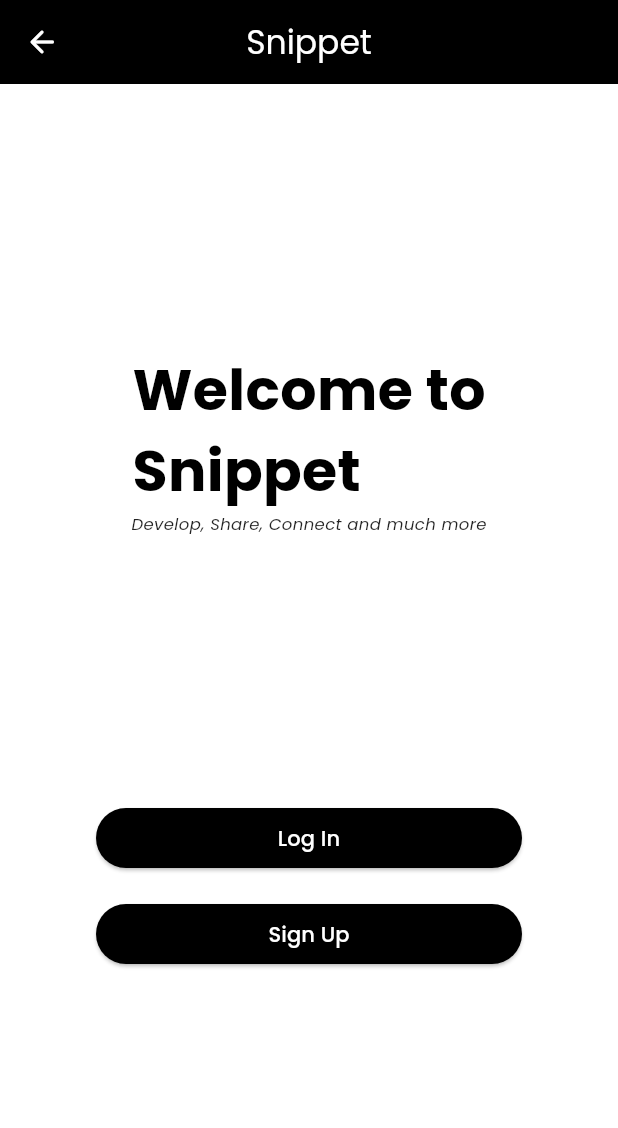
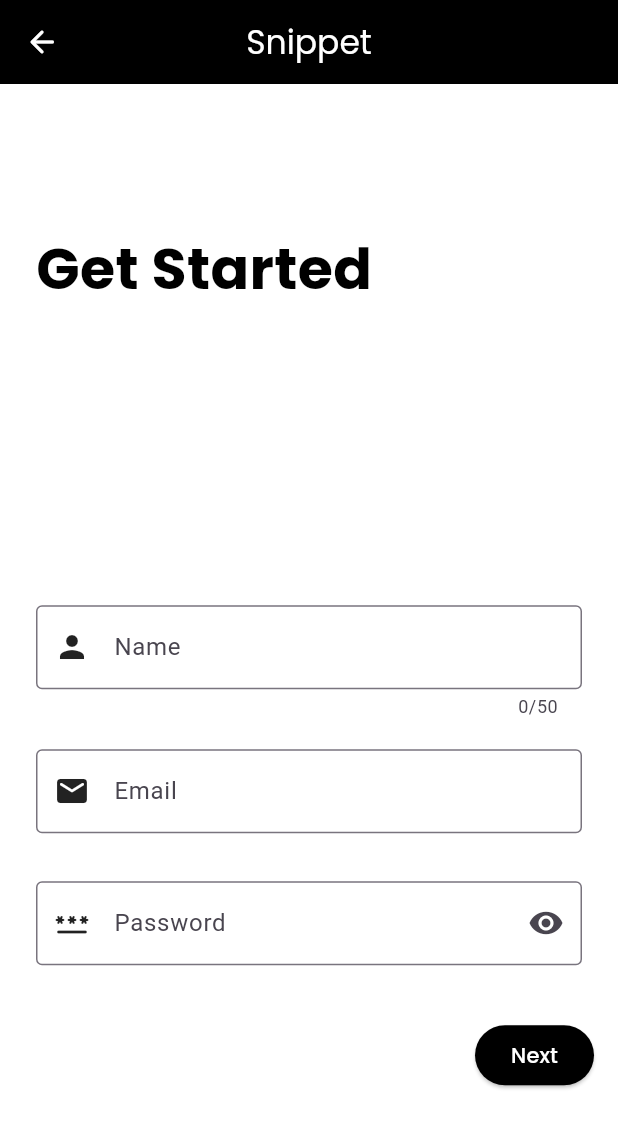
Before and after one commit to code-kartik/snippet, a Flutter app: the screen it shows after launch, after a tap on "Sign Up", on a phone screen of 412 x 824 dp. Shown: the top 1128 px of the screen. Run offline on Flutter 3.47's test engine with Material 3 defaults, Android fonts, the phone set to English and light mode, and no system bars; our stand-ins replace firebase_core, google_fonts; accounts and stored records are empty.

Commit message:
sign up page mobile ui

```diff
--- a/lib/main.dart
+++ b/lib/main.dart
@@ -1,15 +1,24 @@
+import 'dart:async';
+
+import 'package:firebase_core/firebase_core.dart';
 import 'package:flutter/foundation.dart';
 import 'package:flutter/material.dart';
 import 'package:flutter/services.dart';
-import 'package:snippet/mobile/welcome_screen.dart';
-import 'package:snippet/web/welcome_screen.dart';
+import 'package:snippet/firebase_options.dart';
+import 'package:snippet/mobile/pages/sign_up_screen.dart';
+import 'package:snippet/mobile/pages/welcome_screen.dart';
+import 'package:snippet/web/pages/welcome_screen.dart';
 
-void main() {
+Future<void> main() async {
   runApp(const MainApp());
 
   SystemChrome.setSystemUIOverlayStyle(
     const SystemUiOverlayStyle(
         statusBarColor: Colors.black, systemNavigationBarColor: Colors.black),
+  );
+
+  await Firebase.initializeApp(
+    options: DefaultFirebaseOptions.currentPlatform,
   );
 }
 
@@ -18,8 +27,15 @@ class MainApp extends StatelessWidget {
 
   @override
   Widget build(BuildContext context) {
-    return const MaterialApp(
-      home: (kIsWeb) ? WelcomeScreenWeb() : WelcomeScreenMobile(),
+    return MaterialApp(
+      title: (kIsWeb) ? WelcomeScreenWeb.id : WelcomeScreenMobile.id,
+      initialRoute: (kIsWeb) ? WelcomeScreenWeb.id : WelcomeScreenMobile.id,
+      home: (kIsWeb) ? const WelcomeScreenWeb() : const WelcomeScreenMobile(),
+      routes: {
+        WelcomeScreenWeb.id: (context) => const WelcomeScreenWeb(),
+        WelcomeScreenMobile.id: (context) => const WelcomeScreenMobile(),
+        SignUpScreen.id: (context) => const SignUpScreen(),
+      },
     );
   }
 }
--- /dev/null
+++ b/lib/mobile/pages/sign_up_screen.dart
@@ -0,0 +1,153 @@
+import 'package:flutter/material.dart';
+import 'package:flutter/widgets.dart';
+import 'package:google_fonts/google_fonts.dart';
+
+class SignUpScreen extends StatefulWidget {
+  const SignUpScreen({super.key});
+
+  static String id = "SignUpScreenMobile";
+
+  @override
+  State<SignUpScreen> createState() => _SignUpScreenState();
+}
+
+TextEditingController emailController = TextEditingController();
+TextEditingController passwdController = TextEditingController();
+TextEditingController nameController = TextEditingController();
+bool isObscure = true;
+
+class _SignUpScreenState extends State<SignUpScreen> {
+  @override
+  Widget build(BuildContext context) {
+    return Scaffold(
+      appBar: AppBar(
+        backgroundColor: Colors.black,
+        leading: IconButton(
+          icon: const Icon(
+            Icons.arrow_back_rounded,
+            color: Colors.white,
+          ),
+          onPressed: () {
+            Navigator.of(context).pop();
+          },
+        ),
+        centerTitle: true,
+        title: Text(
+          "Snippet",
+          style: GoogleFonts.poppins(color: Colors.white),
+        ),
+      ),
+      backgroundColor: Colors.white,
+      body: Column(
+        mainAxisAlignment: MainAxisAlignment.spaceAround,
+        crossAxisAlignment: CrossAxisAlignment.start,
+        children: <Widget>[
+          Padding(
+            padding: const EdgeInsets.symmetric(horizontal: 24.0),
+            child: Text(
+              "Get Started",
+              textAlign: TextAlign.start,
+              style: GoogleFonts.poppins(
+                color: Colors.black,
+                fontSize: 38,
+                fontWeight: FontWeight.bold,
+              ),
+            ),
+          ),
+          Column(
+            children: <Widget>[
+              Padding(
+                padding:
+                    const EdgeInsets.symmetric(horizontal: 24.0, vertical: 4.0),
+                child: TextField(
+                  maxLength: 50,
+                  controller: nameController,
+                  keyboardType: TextInputType.text,
+                  decoration: const InputDecoration(
+                    prefixIcon: Icon(Icons.person),
+                    prefixIconColor: Colors.black87,
+                    hintStyle: TextStyle(color: Colors.black87),
+                    label: Text("Name"),
+                    border: OutlineInputBorder(
+                      borderRadius: BorderRadius.all(
+                        Radius.circular(4.0),
+                      ),
+                    ),
+                  ),
+                ),
+              ),
+              Padding(
+                padding: const EdgeInsets.symmetric(
+                    horizontal: 24.0, vertical: 16.0),
+                child: TextField(
+                  controller: emailController,
+                  keyboardType: TextInputType.emailAddress,
+                  decoration: const InputDecoration(
+                    hintStyle: TextStyle(color: Colors.black87),
+                    label: Text("Email"),
+                    prefixIcon: Icon(Icons.email_rounded),
+                    prefixIconColor: Colors.black87,
+                    border: OutlineInputBorder(
+                      borderRadius: BorderRadius.all(
+                        Radius.circular(4.0),
+                      ),
+                    ),
+                  ),
+                ),
+              ),
+              Padding(
+                padding: const EdgeInsets.symmetric(
+                    horizontal: 24.0, vertical: 16.0),
+                child: TextField(
+                  controller: passwdController,
+                  obscureText: isObscure,
+                  keyboardType: TextInputType.text,
+                  decoration: InputDecoration(
+                    prefixIcon: const Icon(Icons.password_rounded),
+                    prefixIconColor: Colors.black87,
+                    suffixIcon: IconButton(
+                      onPressed: () {
+                        setState(() {
+                          isObscure = !isObscure;
+                        });
+                      },
+                      icon: isObscure
+                          ? const Icon(Icons.visibility)
+                          : const Icon(Icons.visibility_off),
+                    ),
+                    hintStyle: const TextStyle(color: Colors.black87),
+                    label: const Text("Password"),
+                    border: const OutlineInputBorder(
+                      borderRadius: BorderRadius.all(
+                        Radius.circular(4.0),
+                      ),
+                    ),
+                  ),
+                ),
+              ),
+              const SizedBox(
+                height: 20,
+              ),
+              Padding(
+                padding: const EdgeInsets.symmetric(horizontal: 16.0),
+                child: Align(
+                  alignment: Alignment.bottomRight,
+                  child: ElevatedButton(
+                    style: ButtonStyle(
+                        backgroundColor:
+                            MaterialStateProperty.all(Colors.black)),
+                    onPressed: () => print("sign up"),
+                    child: Text(
+                      "Next",
+                      style: GoogleFonts.poppins(color: Colors.white),
+                    ),
+                  ),
+                ),
+              )
+            ],
+          ),
+        ],
+      ),
+    );
+  }
+}
--- a/lib/mobile/welcome_screen.dart
+++ b/lib/mobile/pages/welcome_screen.dart
@@ -1,10 +1,12 @@
 import 'package:flutter/material.dart';
 import 'package:flutter/services.dart';
-import 'package:flutter/widgets.dart';
 import 'package:google_fonts/google_fonts.dart';
+import 'package:snippet/mobile/pages/sign_up_screen.dart';
 
 class WelcomeScreenMobile extends StatelessWidget {
   const WelcomeScreenMobile({super.key});
+
+  static String id = "WelcomeScreenMobile";
 
   @override
   Widget build(BuildContext context) {
@@ -31,7 +33,7 @@ class WelcomeScreenMobile extends StatelessWidget {
           crossAxisAlignment: CrossAxisAlignment.center,
           children: <Widget>[
             Column(
-              children: <Text>[
+              children: <Widget>[
                 Text(
                   "Welcome to\nSnippet",
                   style: GoogleFonts.poppins(
@@ -40,10 +42,13 @@ class WelcomeScreenMobile extends StatelessWidget {
                     fontWeight: FontWeight.bold,
                   ),
                 ),
+                const SizedBox(
+                  height: 15,
+                ),
                 Text(
-                  "Develop, Share, Connect and much more",
+                  "Develop, Share, Connect, Collaborate and much more",
                   style: GoogleFonts.poppins(
-                    fontSize: 11,
+                    fontSize: 8.1,
                     color: Colors.black87,
                     fontStyle: FontStyle.italic,
                   ),
@@ -75,7 +80,8 @@ class WelcomeScreenMobile extends StatelessWidget {
                   padding: const EdgeInsets.symmetric(horizontal: 64.0),
                   width: double.maxFinite,
                   child: ElevatedButton(
-                    onPressed: () => print("yet to be set"),
+                    onPressed: () =>
+                        Navigator.pushNamed(context, SignUpScreen.id),
                     style: ButtonStyle(
                       backgroundColor: MaterialStateProperty.all(Colors.black),
                     ),
--- a/lib/web/welcome_screen.dart
+++ b/lib/web/pages/welcome_screen.dart
@@ -2,7 +2,9 @@ import 'package:flutter/material.dart';
 import 'package:google_fonts/google_fonts.dart';
 
 class WelcomeScreenWeb extends StatefulWidget {
-  const WelcomeScreenWeb({Key? key}) : super(key: key);
+  const WelcomeScreenWeb({super.key});
+
+  static String id = "WelcomeScreenWeb";
 
   @override
   State<WelcomeScreenWeb> createState() => _WelcomeScreenWebState();
@@ -63,7 +65,7 @@ class _WelcomeScreenWebState extends State<WelcomeScreenWeb>
                   ),
                 ),
                 Text(
-                  "Develop, Share, Connect and much more",
+                  "Develop, Share, Connect, Collaborate and much more",
                   style: GoogleFonts.poppins(
                     fontSize: 18,
                     color: Colors.black87,
@@ -77,6 +79,7 @@ class _WelcomeScreenWebState extends State<WelcomeScreenWeb>
                 Container(
                   padding: const EdgeInsets.symmetric(horizontal: 768.0),
                   width: double.maxFinite,
+                  height: 40,
                   child: MouseRegion(
                     onEnter: (_) {
                       setState(() {
@@ -101,7 +104,7 @@ class _WelcomeScreenWebState extends State<WelcomeScreenWeb>
                                     ? Colors.white.withOpacity(0.7)
                                     : animation1.value),
                             elevation: MaterialStateProperty.all(
-                                isHoveringButton1 ? 15 : 0),
+                                isHoveringButton1 ? 15 : 5),
                           ),
                           child: Text(
                             "Log In",
@@ -122,6 +125,7 @@ class _WelcomeScreenWebState extends State<WelcomeScreenWeb>
                 Container(
                   padding: const EdgeInsets.symmetric(horizontal: 768.0),
                   width: double.maxFinite,
+                  height: 40,
                   child: MouseRegion(
                     onEnter: (_) {
                       setState(() {
@@ -146,7 +150,7 @@ class _WelcomeScreenWebState extends State<WelcomeScreenWeb>
                                     ? Colors.white.withOpacity(0.7)
                                     : animation2.value),
                             elevation: MaterialStateProperty.all(
-                                isHoveringButton2 ? 15 : 0),
+                                isHoveringButton2 ? 15 : 5),
                           ),
                           child: Text(
                             "Sign Up",
--- a/pubspec.yaml
+++ b/pubspec.yaml
@@ -7,6 +7,7 @@ environment:
   sdk: '>=3.3.1 <4.0.0'
 
 dependencies:
+  firebase_core: ^2.27.1
   flutter:
     sdk: flutter
   google_fonts: ^6.2.1
```
Also changed, not shown: lib/firebase_options.dart (added), pubspec.lock, 8 other files.
